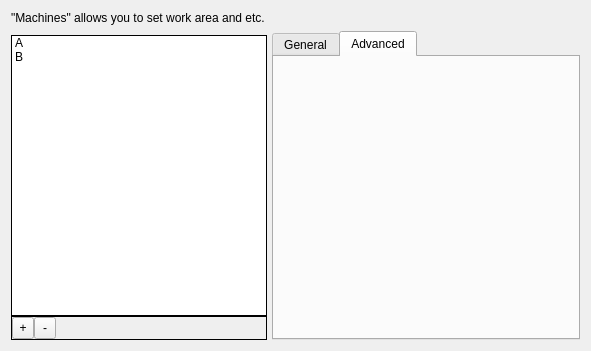
flux3dp/swiftray, file src/windows/machine-manager.ui: the form before one commit.
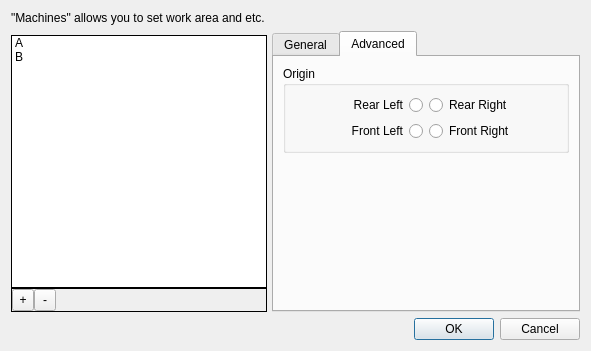
The form after the commit. The open tabs and pages were chosen to show the change.

Commit message: Support machine origin type

Diff of the .ui file:
```diff
--- a/src/windows/machine-manager.ui
+++ b/src/windows/machine-manager.ui
@@ -357,11 +357,90 @@
         <attribute name="title">
          <string>Advanced</string>
         </attribute>
+        <layout class="QVBoxLayout" name="verticalLayout_5">
+         <item>
+          <widget class="QGroupBox" name="originGroupBox">
+           <property name="title">
+            <string>Origin</string>
+           </property>
+           <property name="checkable">
+            <bool>false</bool>
+           </property>
+           <layout class="QVBoxLayout" name="verticalLayout_2">
+            <item>
+             <layout class="QHBoxLayout" name="horizontalLayout_8">
+              <property name="bottomMargin">
+               <number>0</number>
+              </property>
+              <item>
+               <widget class="QRadioButton" name="rearLeftRadioButton">
+                <property name="layoutDirection">
+                 <enum>Qt::RightToLeft</enum>
+                </property>
+                <property name="text">
+                 <string>Rear Left</string>
+                </property>
+               </widget>
+              </item>
+              <item>
+               <widget class="QRadioButton" name="rearRightRadioButton">
+                <property name="text">
+                 <string>Rear Right</string>
+                </property>
+               </widget>
+              </item>
+             </layout>
+            </item>
+            <item>
+             <layout class="QHBoxLayout" name="horizontalLayout_9">
+              <item>
+               <widget class="QRadioButton" name="frontLeftRadioButton">
+                <property name="layoutDirection">
+                 <enum>Qt::RightToLeft</enum>
+                </property>
+                <property name="text">
+                 <string>Front Left</string>
+                </property>
+               </widget>
+              </item>
+              <item>
+               <widget class="QRadioButton" name="frontRightRadioButton">
+                <property name="text">
+                 <string>Front Right</string>
+                </property>
+               </widget>
+              </item>
+             </layout>
+            </item>
+           </layout>
+          </widget>
+         </item>
+         <item>
+          <spacer name="verticalSpacer_2">
+           <property name="orientation">
+            <enum>Qt::Vertical</enum>
+           </property>
+           <property name="sizeHint" stdset="0">
+            <size>
+             <width>20</width>
+             <height>40</height>
+            </size>
+           </property>
+          </spacer>
+         </item>
+        </layout>
        </widget>
       </widget>
      </item>
     </layout>
    </item>
+   <item>
+    <widget class="QDialogButtonBox" name="buttonBox">
+     <property name="standardButtons">
+      <set>QDialogButtonBox::Cancel|QDialogButtonBox::Ok</set>
+     </property>
+    </widget>
+   </item>
   </layout>
  </widget>
  <resources/>
```
Left out of the diff: 39 changed lines with no effect on the pictures. The commit also changes 6 other files.
